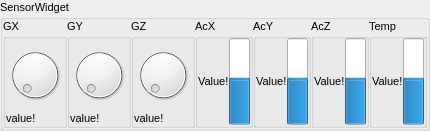
Qt form Apps/LWControl/sensorswidget.ui (darkjavi/ws2812Wheels) before a commit.
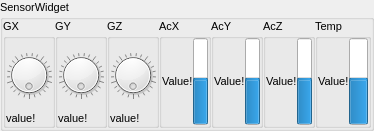
The same form after that commit.

```diff
--- a/Apps/LWControl/sensorswidget.ui
+++ b/Apps/LWControl/sensorswidget.ui
@@ -6,7 +6,7 @@
    <rect>
     <x>0</x>
     <y>0</y>
-    <width>430</width>
+    <width>374</width>
     <height>123</height>
    </rect>
   </property>
@@ -59,7 +59,32 @@
        <number>0</number>
       </property>
       <item>
-       <widget class="QDial" name="dial_gx"/>
+       <widget class="QDial" name="dial_gx">
+        <property name="minimumSize">
+         <size>
+          <width>16</width>
+          <height>16</height>
+         </size>
+        </property>
+        <property name="maximumSize">
+         <size>
+          <width>256</width>
+          <height>256</height>
+         </size>
+        </property>
+        <property name="sizeIncrement">
+         <size>
+          <width>1</width>
+          <height>1</height>
+         </size>
+        </property>
+        <property name="wrapping">
+         <bool>true</bool>
+        </property>
+        <property name="notchesVisible">
+         <bool>true</bool>
+        </property>
+       </widget>
       </item>
       <item>
        <widget class="QLabel" name="valueLabel_gx">
@@ -93,7 +118,32 @@
        <number>0</number>
       </property>
       <item>
-       <widget class="QDial" name="dial_gy"/>
+       <widget class="QDial" name="dial_gy">
+        <property name="minimumSize">
+         <size>
+          <width>16</width>
+          <height>16</height>
+         </size>
+        </property>
+        <property name="maximumSize">
+         <size>
+          <width>256</width>
+          <height>256</height>
+         </size>
+        </property>
+        <property name="sizeIncrement">
+         <size>
+          <width>1</width>
+          <height>1</height>
+         </size>
+        </property>
+        <property name="wrapping">
+         <bool>true</bool>
+        </property>
+        <property name="notchesVisible">
+         <bool>true</bool>
+        </property>
+       </widget>
       </item>
       <item>
        <widget class="QLabel" name="valueLabel_gy">
@@ -127,7 +177,32 @@
        <number>0</number>
       </property>
       <item>
-       <widget class="QDial" name="dial_gz"/>
+       <widget class="QDial" name="dial_gz">
+        <property name="minimumSize">
+         <size>
+          <width>16</width>
+          <height>16</height>
+         </size>
+        </property>
+        <property name="maximumSize">
+         <size>
+          <width>256</width>
+          <height>256</height>
+         </size>
+        </property>
+        <property name="sizeIncrement">
+         <size>
+          <width>1</width>
+          <height>1</height>
+         </size>
+        </property>
+        <property name="wrapping">
+         <bool>true</bool>
+        </property>
+        <property name="notchesVisible">
+         <bool>true</bool>
+        </property>
+       </widget>
       </item>
       <item>
        <widget class="QLabel" name="valueLabel_gz">
@@ -170,11 +245,17 @@
       <item>
        <widget class="QProgressBar" name="progressBar_acx">
         <property name="sizePolicy">
-         <sizepolicy hsizetype="Fixed" vsizetype="Expanding">
+         <sizepolicy hsizetype="Preferred" vsizetype="Maximum">
           <horstretch>0</horstretch>
           <verstretch>0</verstretch>
          </sizepolicy>
         </property>
+        <property name="maximumSize">
+         <size>
+          <width>256</width>
+          <height>256</height>
+         </size>
+        </property>
         <property name="value">
          <number>50</number>
         </property>
@@ -223,11 +304,17 @@
       <item>
        <widget class="QProgressBar" name="progressBar_acy">
         <property name="sizePolicy">
-         <sizepolicy hsizetype="Fixed" vsizetype="Expanding">
+         <sizepolicy hsizetype="Preferred" vsizetype="Maximum">
           <horstretch>0</horstretch>
           <verstretch>0</verstretch>
          </sizepolicy>
         </property>
+        <property name="maximumSize">
+         <size>
+          <width>256</width>
+          <height>256</height>
+         </size>
+        </property>
         <property name="value">
          <number>50</number>
         </property>
@@ -276,11 +363,17 @@
       <item>
        <widget class="QProgressBar" name="progressBar_acz">
         <property name="sizePolicy">
-         <sizepolicy hsizetype="Fixed" vsizetype="Expanding">
+         <sizepolicy hsizetype="Preferred" vsizetype="Maximum">
           <horstretch>0</horstretch>
           <verstretch>0</verstretch>
          </sizepolicy>
         </property>
+        <property name="maximumSize">
+         <size>
+          <width>256</width>
+          <height>256</height>
+         </size>
+        </property>
         <property name="value">
          <number>50</number>
         </property>
@@ -329,11 +422,17 @@
       <item>
        <widget class="QProgressBar" name="progressBar_temp">
         <property name="sizePolicy">
-         <sizepolicy hsizetype="Fixed" vsizetype="Expanding">
+         <sizepolicy hsizetype="Preferred" vsizetype="Maximum">
           <horstretch>0</horstretch>
           <verstretch>0</verstretch>
          </sizepolicy>
         </property>
+        <property name="maximumSize">
+         <size>
+          <width>256</width>
+          <height>256</height>
+         </size>
+        </property>
         <property name="value">
          <number>50</number>
         </property>
```
